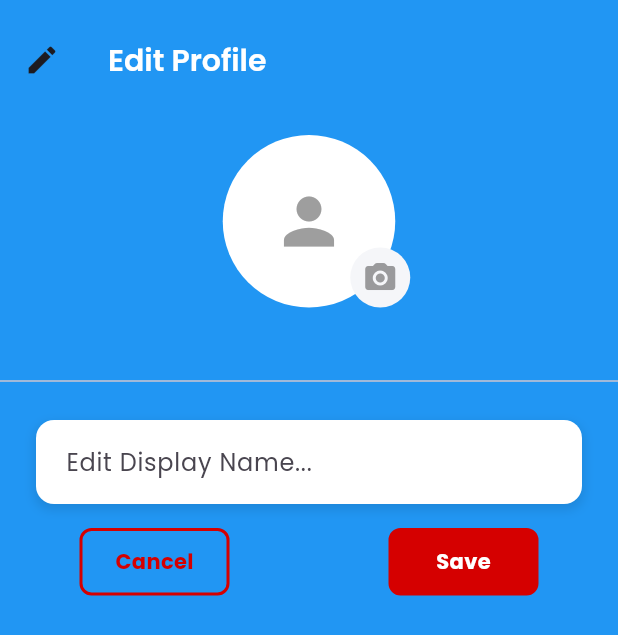
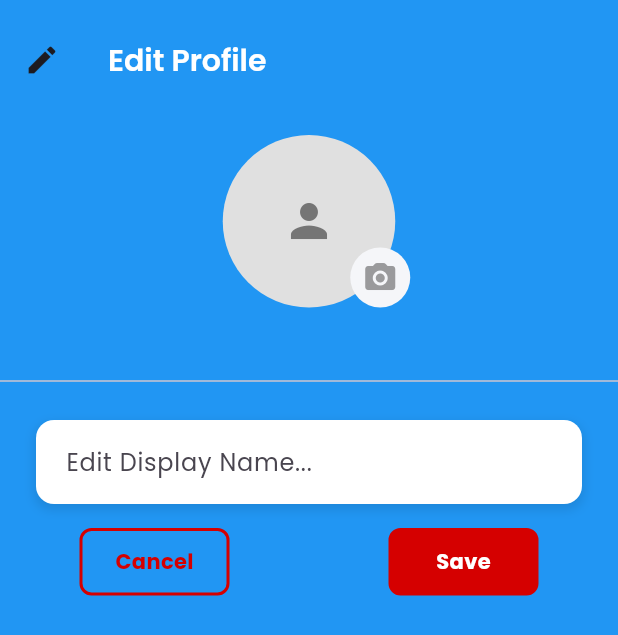
Before and after one commit to Thyon3/flutter-selfcheckout, a Flutter app: the screen it shows once a user with an empty profile is signed in, in the side drawer, after a tap on "Profile", on a phone screen of 412 x 824 dp. Shown: the top 635 px of the screen. Run offline on Flutter 3.47's test engine with Material 3 defaults, Android fonts, the phone set to English and light mode, and no system bars; our stand-ins replace cloud_firestore, connectivity_plus, csv, firebase_analytics, firebase_auth, firebase_core and 9 more; missing offline and left inert: flutter_barcode_scanner, stripe_payment; accounts and stored records are empty; statements that could not run were skipped.

Commit message:
Create profile avatar widget for user display

```diff
--- a/lib/widgets/profile_avatar.dart
+++ b/lib/widgets/profile_avatar.dart
@@ -1,20 +1,50 @@
 import 'package:flutter/material.dart';
 
-class Avatar extends StatefulWidget {
-  @override
-  _AvatarState createState() => _AvatarState();
-}
+class Avatar extends StatelessWidget {
+  final double radius;
+  final String? imageUrl;
+  final String? name;
+  final Color? backgroundColor;
 
-class _AvatarState extends State<Avatar> {
+  Avatar({
+    this.radius = 30.0,
+    this.imageUrl,
+    this.name,
+    this.backgroundColor,
+  });
+
   @override
   Widget build(BuildContext context) {
     return CircleAvatar(
-      backgroundColor: Colors.white,
-      child: Icon(
-        Icons.person,
-        size: 50,
-        color: Colors.grey,
-      ),
+      radius: radius,
+      backgroundColor: backgroundColor ?? Colors.grey[300],
+      backgroundImage: imageUrl != null ? NetworkImage(imageUrl!) : null,
+      child: imageUrl == null && name != null
+          ? Text(
+              _getInitials(name!),
+              style: TextStyle(
+                color: Colors.white,
+                fontWeight: FontWeight.bold,
+                fontSize: radius * 0.8,
+              ),
+            )
+          : imageUrl == null
+              ? Icon(
+                  Icons.person,
+                  size: radius * 1.2,
+                  color: Colors.grey[600],
+                )
+              : null,
     );
   }
+
+  String _getInitials(String name) {
+    if (name.isEmpty) return '';
+    final parts = name.trim().split(' ');
+    if (parts.length == 1) {
+      return parts[0].substring(0, 1).toUpperCase();
+    } else {
+      return (parts[0].substring(0, 1) + parts[1].substring(0, 1)).toUpperCase();
+    }
+  }
 }
```
